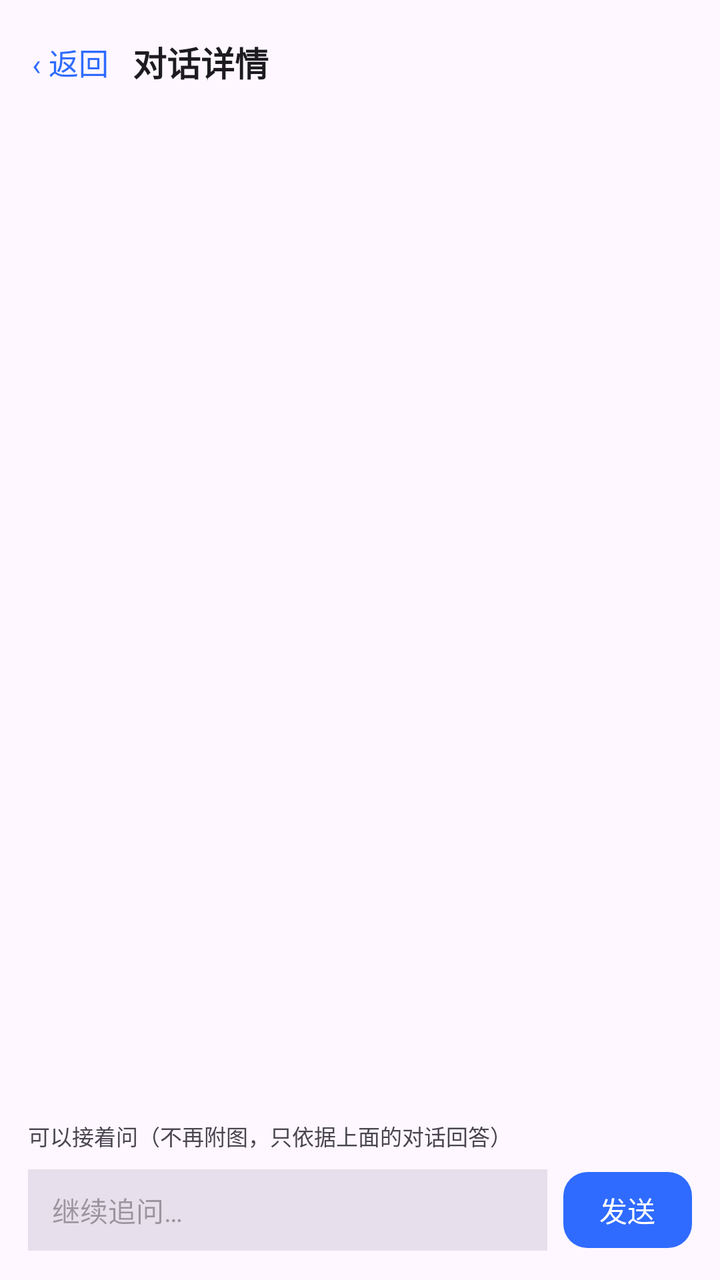
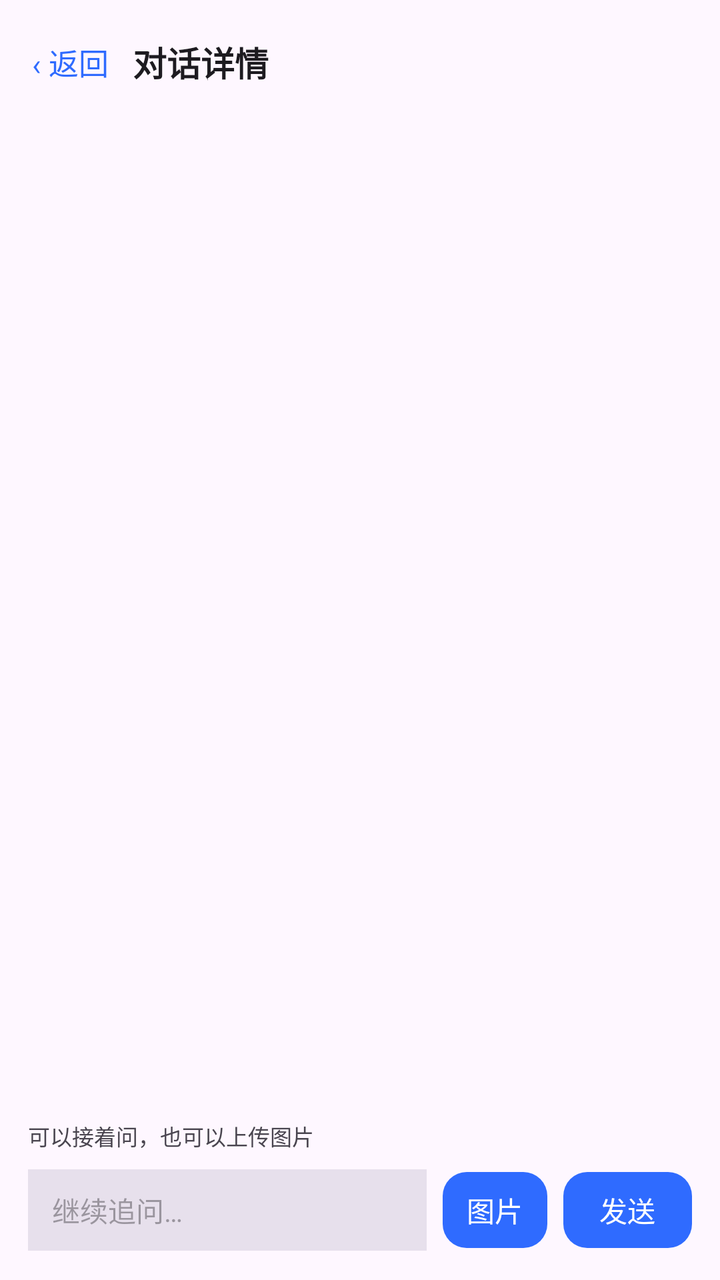

The first picture is an Android layout as it rendered before a commit; the second is the same layout after the commit. The layout source and the unified diff follow.
<!-- AndroidManifest.xml: activity theme Theme.ScreenMemory -->
<!-- res/layout/activity_history_detail.xml -->
<?xml version="1.0" encoding="utf-8"?>
<LinearLayout xmlns:android="http://schemas.android.com/apk/res/android"
    xmlns:app="http://schemas.android.com/apk/res-auto"
    android:layout_width="match_parent"
    android:layout_height="match_parent"
    android:background="?android:attr/colorBackground"
    android:orientation="vertical">

    <LinearLayout
        android:layout_width="match_parent"
        android:layout_height="wrap_content"
        android:gravity="center_vertical"
        android:orientation="horizontal"
        android:paddingStart="8dp"
        android:paddingTop="12dp"
        android:paddingEnd="16dp"
        android:paddingBottom="8dp">

        <TextView
            android:id="@+id/tvBack"
            android:layout_width="wrap_content"
            android:layout_height="wrap_content"
            android:background="?attr/selectableItemBackgroundBorderless"
            android:paddingStart="8dp"
            android:paddingTop="8dp"
            android:paddingEnd="12dp"
            android:paddingBottom="8dp"
            android:text="‹ 返回"
            android:textColor="?attr/colorPrimary"
            android:textSize="15sp" />

        <TextView
            android:id="@+id/tvDetailTitle"
            android:layout_width="0dp"
            android:layout_height="wrap_content"
            android:layout_weight="1"
            android:text="对话详情"
            android:textColor="?android:attr/textColorPrimary"
            android:textSize="17sp"
            android:textStyle="bold" />
    </LinearLayout>

    <ScrollView
        android:id="@+id/detailScroll"
        android:layout_width="match_parent"
        android:layout_height="0dp"
        android:layout_weight="1"
        android:clipToPadding="false"
        android:paddingStart="16dp"
        android:paddingTop="4dp"
        android:paddingEnd="16dp"
        android:paddingBottom="16dp">

        <LinearLayout
            android:id="@+id/messageList"
            android:layout_width="match_parent"
            android:layout_height="wrap_content"
            android:orientation="vertical"
            android:paddingTop="4dp"
            android:paddingBottom="8dp" />
    </ScrollView>

    
    <LinearLayout
        android:layout_width="match_parent"
        android:layout_height="wrap_content"
        android:background="?android:attr/colorBackground"
        android:orientation="vertical"
        android:paddingStart="14dp"
        android:paddingTop="8dp"
        android:paddingEnd="14dp"
        android:paddingBottom="12dp">

        <TextView
            android:id="@+id/tvFollowStatus"
            android:layout_width="match_parent"
            android:layout_height="wrap_content"
            android:paddingBottom="6dp"
            android:text="可以接着问（不再附图，只依据上面的对话回答）"
            android:textColor="?android:attr/textColorSecondary"
            android:textSize="11sp" />

        <LinearLayout
            android:id="@+id/mathKeyboardHost"
            android:layout_width="match_parent"
            android:layout_height="wrap_content"
            android:orientation="vertical" />

        <LinearLayout
            android:layout_width="match_parent"
            android:layout_height="wrap_content"
            android:gravity="center_vertical"
            android:orientation="horizontal">

            <EditText
                android:id="@+id/etFollowInput"
                android:layout_width="0dp"
                android:layout_height="wrap_content"
                android:layout_weight="1"
                android:background="?attr/colorSurfaceVariant"
                android:hint="继续追问…"
                android:inputType="textMultiLine"
                android:maxLines="3"
                android:minLines="1"
                android:paddingStart="12dp"
                android:paddingTop="10dp"
                android:paddingEnd="12dp"
                android:paddingBottom="10dp"
                android:textColor="?android:attr/textColorPrimary"
                android:textSize="14sp" />

            <com.google.android.material.button.MaterialButton
                android:id="@+id/btnFollowSend"
                android:layout_width="wrap_content"
                android:layout_height="46dp"
                android:layout_marginStart="8dp"
                android:minWidth="0dp"
                android:paddingStart="18dp"
                android:paddingEnd="18dp"
                android:text="发送"
                app:cornerRadius="12dp" />
        </LinearLayout>
    </LinearLayout>
</LinearLayout>
<!-- resources referenced by this layout -->
<resources>
  <style name="Theme.ScreenMemory" parent="Theme.Material3.DayNight.NoActionBar">
          <item name="colorPrimary">#FF2F6BFF</item>
          <item name="colorOnPrimary">#FFFFFFFF</item>
          <item name="colorPrimaryContainer">#FFE8EFFF</item>
          <item name="colorOnPrimaryContainer">#FF12131A</item>
          <item name="android:statusBarColor">@android:color/transparent</item>
          <item name="android:windowLightStatusBar">true</item>
      </style>
</resources>

<!-- the commit's change to res/layout/activity_history_detail.xml (unified diff, before → after) -->
@@ -76,9 +76,52 @@
             android:layout_width="match_parent"
             android:layout_height="wrap_content"
             android:paddingBottom="6dp"
-            android:text="可以接着问（不再附图，只依据上面的对话回答）"
+            android:text="可以接着问，也可以上传图片"
             android:textColor="?android:attr/textColorSecondary"
             android:textSize="11sp" />
+
+        <LinearLayout
+            android:id="@+id/imageAttachRow"
+            android:layout_width="match_parent"
+            android:layout_height="wrap_content"
+            android:gravity="center_vertical"
+            android:orientation="horizontal"
+            android:paddingBottom="6dp"
+            android:visibility="gone">
+
+            <ImageView
+                android:id="@+id/imageAttachPreview"
+                android:layout_width="52dp"
+                android:layout_height="52dp"
+                android:background="?attr/colorSurfaceVariant"
+                android:contentDescription="已附图片"
+                android:scaleType="centerCrop" />
+
+            <TextView
+                android:id="@+id/tvImageAttachLabel"
+                android:layout_width="0dp"
+                android:layout_height="wrap_content"
+                android:layout_weight="1"
+                android:paddingStart="10dp"
+                android:paddingEnd="6dp"
+                android:text="图片已附上，发送时会一起交给模型"
+                android:textColor="?android:attr/textColorSecondary"
+                android:textSize="11sp" />
+
+            <TextView
+                android:id="@+id/tvImageAttachRemove"
+                android:layout_width="wrap_content"
+                android:layout_height="wrap_content"
+                android:background="?attr/selectableItemBackgroundBorderless"
+                android:contentDescription="移除图片"
+                android:paddingStart="8dp"
+                android:paddingTop="4dp"
+                android:paddingEnd="4dp"
+                android:paddingBottom="4dp"
+                android:text="×"
+                android:textColor="?android:attr/textColorSecondary"
+                android:textSize="18sp" />
+        </LinearLayout>
 
         <LinearLayout
             android:id="@+id/mathKeyboardHost"
@@ -110,6 +153,17 @@
                 android:textSize="14sp" />
 
             <com.google.android.material.button.MaterialButton
+                android:id="@+id/btnFollowImage"
+                android:layout_width="wrap_content"
+                android:layout_height="46dp"
+                android:layout_marginStart="8dp"
+                android:minWidth="0dp"
+                android:paddingStart="12dp"
+                android:paddingEnd="12dp"
+                android:text="图片"
+                app:cornerRadius="12dp" />
+
+            <com.google.android.material.button.MaterialButton
                 android:id="@+id/btnFollowSend"
                 android:layout_width="wrap_content"
                 android:layout_height="46dp"
